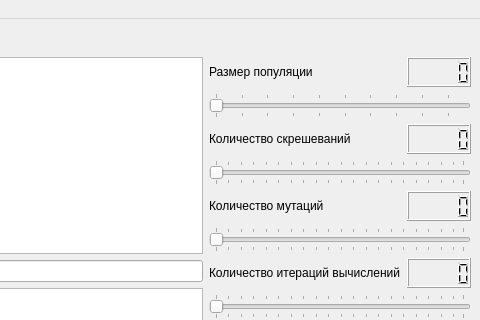
Old version of the form SalesmanClient/salesmanmainwidget.ui in the repository RazorNd/salesman; both pictures show x 430 to 910 and y 0 to 320 of the 910 by 516 pixel window.
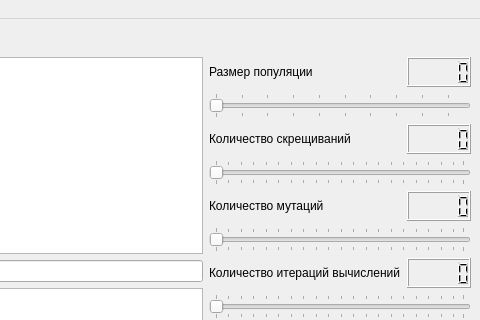
New version of the form. Icons and pictures are not drawn.

Commit message: corrected grammatical errors шт salesmanmainwidget.ui

Diff of the .ui file:
```diff
--- a/SalesmanClient/salesmanmainwidget.ui
+++ b/SalesmanClient/salesmanmainwidget.ui
@@ -174,7 +174,7 @@
       <item row="2" column="0">
        <widget class="QLabel" name="labelCountReproduction">
         <property name="text">
-         <string>Количество скрешеваний</string>
+         <string>Количество скрещиваний</string>
         </property>
         <property name="buddy">
          <cstring>countReproduction</cstring>
```
